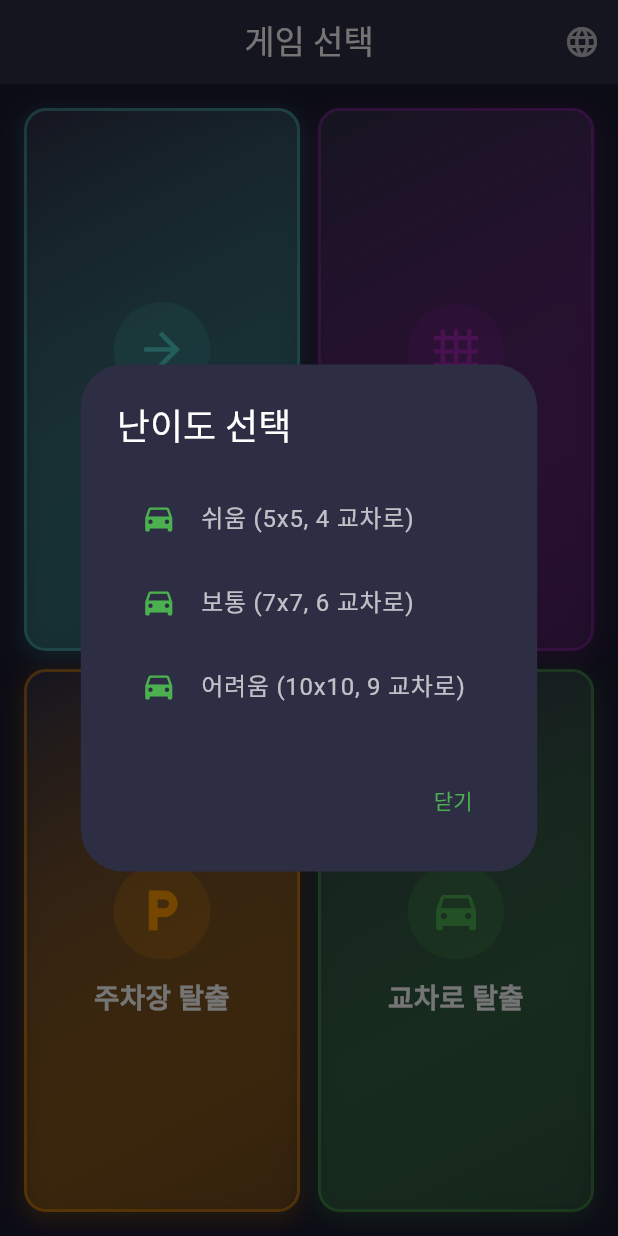
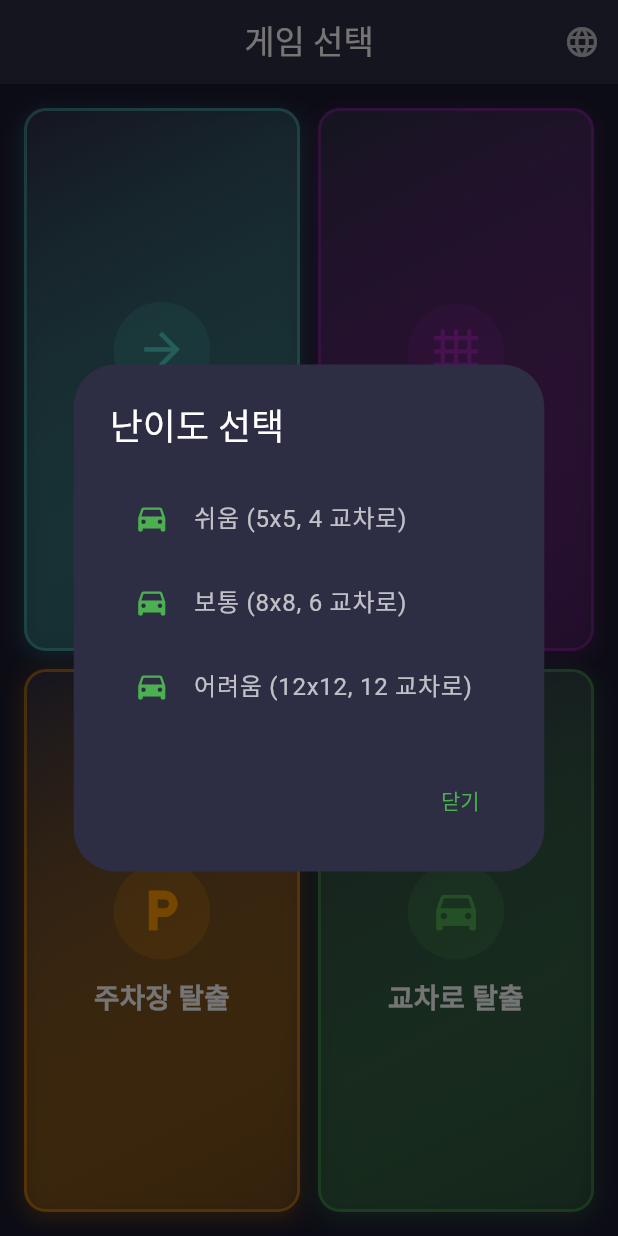
Before and after one commit to mhpark03/maze, a Flutter app: the screen it shows after launch, after a tap on "교차로 탈출", on a phone screen of 412 x 824 dp. Run offline on Flutter 3.47's test engine with Material 3 defaults, Android fonts, the phone set to English and light mode, and no system bars; our stand-ins replace google_mobile_ads, shared_preferences; network calls fail.

Commit message:
Car Escape: increase grid size differences between difficulties
- Easy: 5x5, 4 intersections, 6-10 cars (unchanged)
- Medium: 7x7→8x8, 6 intersections, 12-18 cars
- Hard: 10x10→12x12, 9→12 intersections, 20-30→25-40 cars

Grid size progression: 5 → 8 → 12 (larger gaps)

Co-Authored-By: Claude Opus 4.5 <noreply@anthropic.com>

```diff
--- a/lib/screens/game_selection_screen.dart
+++ b/lib/screens/game_selection_screen.dart
@@ -389,12 +389,12 @@ class _GameSelectionScreenState extends State<GameSelectionScreen> {
             ),
             _buildCarEscapeDifficultyOption(
               context: context,
-              title: '${l10n.normal} (7x7, 6 ${l10n.carEscapeIntersections})',
+              title: '${l10n.normal} (8x8, 6 ${l10n.carEscapeIntersections})',
               difficulty: CarEscapeDifficulty.medium,
             ),
             _buildCarEscapeDifficultyOption(
               context: context,
-              title: '${l10n.hard} (10x10, 9 ${l10n.carEscapeIntersections})',
+              title: '${l10n.hard} (12x12, 12 ${l10n.carEscapeIntersections})',
               difficulty: CarEscapeDifficulty.hard,
             ),
           ],
```
Also changed, not shown: lib/car_escape/models/car_escape_models.dart (+4 -4 lines).
